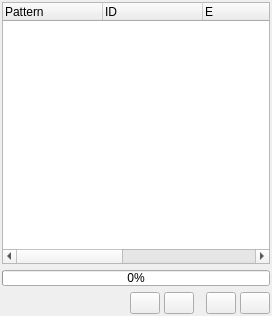
trisyoungs/aten, file src/gui/atomlist.ui: the form before one commit.
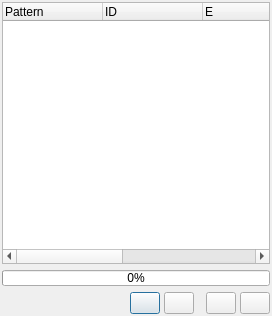
The form after the commit. Icons and pictures are not drawn. Custom widgets are drawn as their Qt base class.

The edit to the form file:
```diff
--- a/src/gui/atomlist.ui
+++ b/src/gui/atomlist.ui
@@ -1,6 +1,6 @@
 <ui version="4.0" >
- <class>AtomlistWidget</class>
- <widget class="QWidget" name="AtomlistWidget" >
+ <class>AtomlistDialog</class>
+ <widget class="QDialog" name="AtomlistDialog" >
   <property name="geometry" >
    <rect>
     <x>0</x>
```
Left out of the diff: 7 changed lines with no effect on the pictures.
